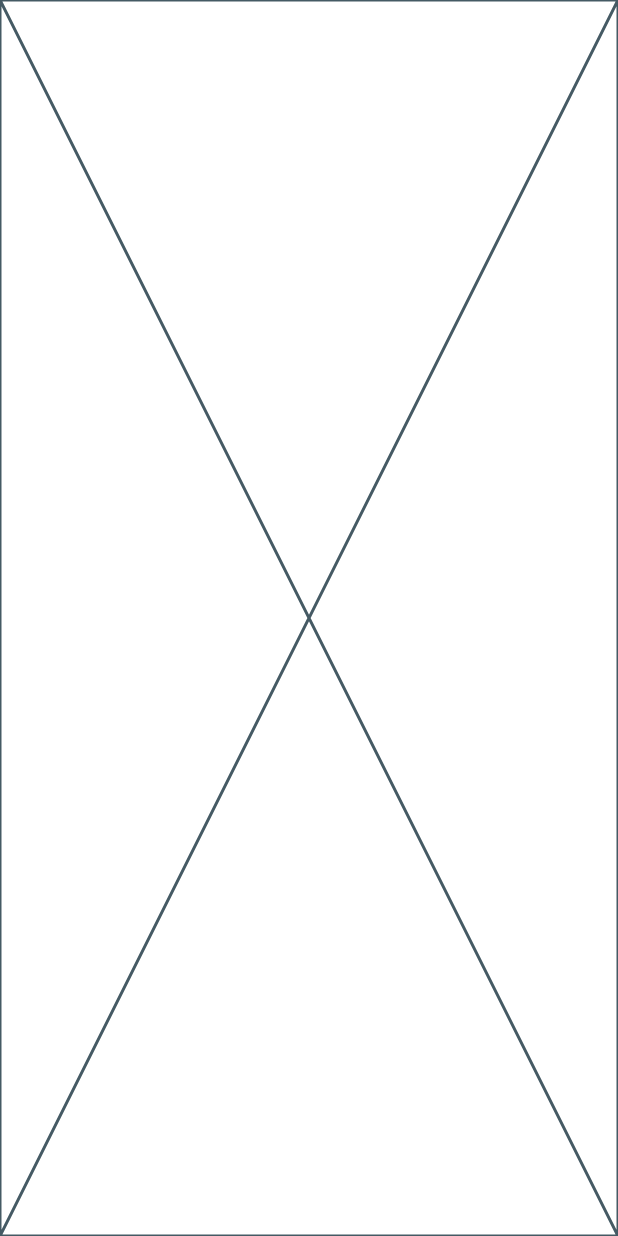
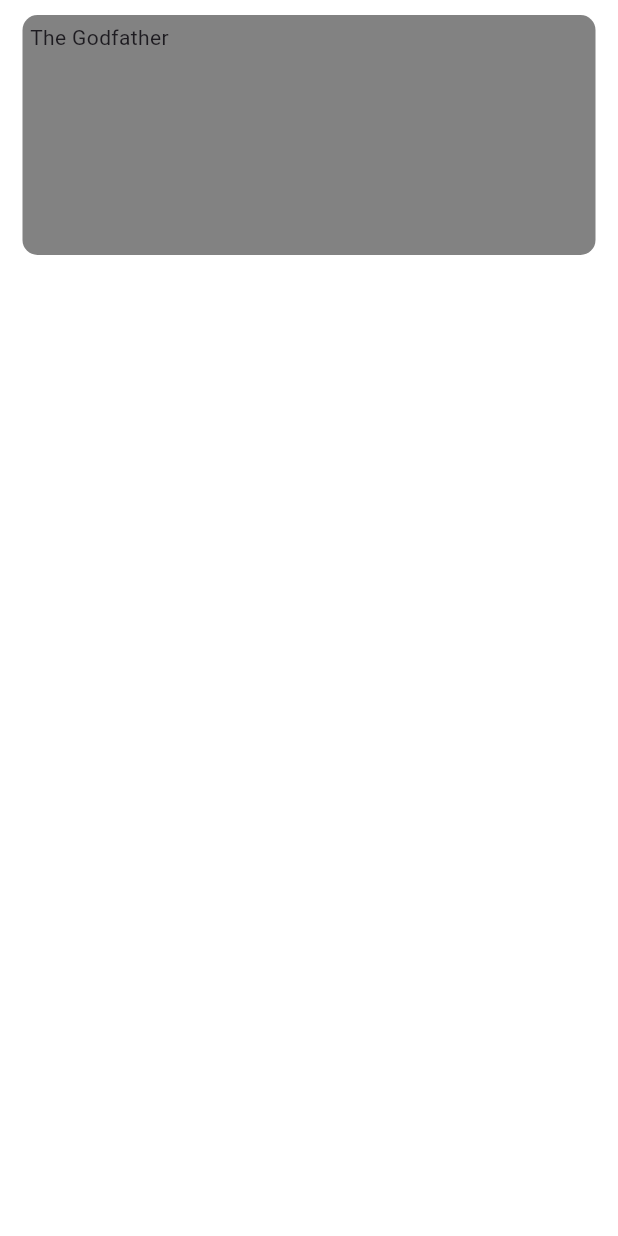
Before and after one commit to Myrlyon/Flutter-Movie-Application, a Flutter app: the screen it shows after launch, after a tap on "Sign In", on a phone screen of 412 x 824 dp. Run offline on Flutter 3.47's test engine with Material 2 defaults, Android fonts, the phone set to English and light mode, and no system bars.

Commit message:
New easier movie favorite input

```diff
--- a/lib/homePage.dart
+++ b/lib/homePage.dart
@@ -1,4 +1,7 @@
 import 'package:flutter/material.dart';
+import 'package:flutter_movie_application/model/movieModel.dart';
+import './widget/scrollController.dart';
+import './movieList.dart';
 
 class homePage extends StatefulWidget {
   const homePage({super.key});
@@ -8,8 +11,46 @@ class homePage extends StatefulWidget {
 }
 
 class _homePageState extends State<homePage> {
+  List<movieModel>? movieFav = [];
+
+  @override
+  void initState() {
+    super.initState();
+    addMovieToFavorites(movieFav!); // Call the function from the imported file
+  }
+
   @override
   Widget build(BuildContext context) {
-    return const Placeholder();
+    return Scaffold(
+      body: SafeArea(
+        child: Container(
+          color: const Color.fromARGB(255, 255, 255, 255),
+          child: ListView.builder(
+              padding: EdgeInsets.all(5),
+              itemCount: movieFav!.length,
+              itemBuilder: (BuildContext context, int index) {
+                return Container(
+                  height: 160,
+                  padding: EdgeInsets.all(5),
+                  margin: EdgeInsets.symmetric(vertical: 5, horizontal: 10),
+                  decoration: BoxDecoration(
+                    color: const Color.fromARGB(255, 130, 130, 130),
+                    borderRadius: BorderRadius.circular(10),
+                  ),
+                  child: Row(
+                    crossAxisAlignment: CrossAxisAlignment.start,
+                    mainAxisAlignment: MainAxisAlignment.spaceBetween,
+                    children: [
+                      // Padding(padding: EdgeInsets.all(5)),
+                      Text(
+                        movieFav![index].title,
+                      ),
+                    ],
+                  ),
+                );
+              }),
+        ),
+      ),
+    );
   }
 }
--- /dev/null
+++ b/lib/model/movieModel.dart
@@ -0,0 +1,16 @@
+class movieModel {
+  late String title;
+  late String rating;
+  late String releaseDate;
+  late String description;
+  late String posterImage;
+
+  movieModel(String title, String rating, String releaseDate,
+      String description, String posterImage) {
+    this.title = title;
+    this.rating = rating;
+    this.releaseDate = releaseDate;
+    this.description = description;
+    this.posterImage = posterImage;
+  }
+}
--- /dev/null
+++ b/lib/movieList.dart
@@ -0,0 +1,7 @@
+import 'package:flutter_movie_application/model/movieModel.dart';
+
+void addMovieToFavorites(List<movieModel> movieFav) {
+  movieModel movieOne =
+      movieModel("The Godfather", "9", "1972", "deus patria", "poster");
+  movieFav.add(movieOne);
+}
--- /dev/null
+++ b/lib/widget/scrollController.dart
@@ -0,0 +1,21 @@
+import 'dart:math';
+
+import 'package:flutter/material.dart';
+import 'package:flutter/rendering.dart';
+
+class AdjustableScrollController extends ScrollController {
+  AdjustableScrollController([int extraScrollSpeed = 40]) {
+    super.addListener(() {
+      ScrollDirection scrollDirection = super.position.userScrollDirection;
+      if (scrollDirection != ScrollDirection.idle) {
+        double scrollEnd = super.offset +
+            (scrollDirection == ScrollDirection.reverse
+                ? extraScrollSpeed
+                : -extraScrollSpeed);
+        scrollEnd = min(super.position.maxScrollExtent,
+            max(super.position.minScrollExtent, scrollEnd));
+        jumpTo(scrollEnd);
+      }
+    });
+  }
+}
```
